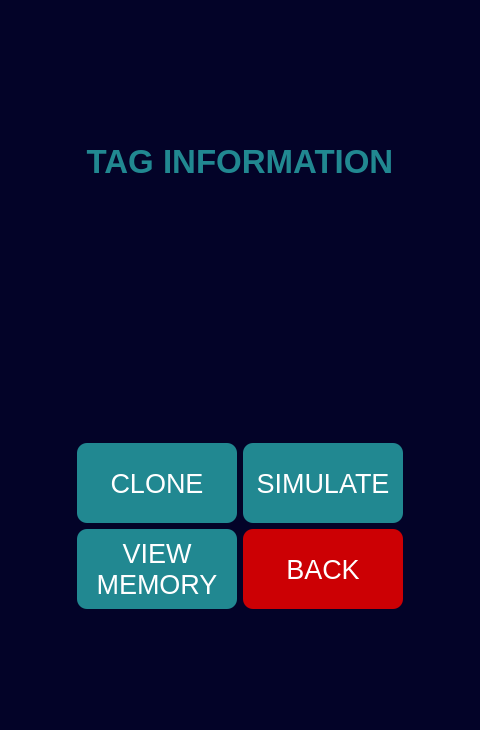
The window that app-gui.ui (javimarting/px3-app) describes before a commit, drawn with Qt 5.
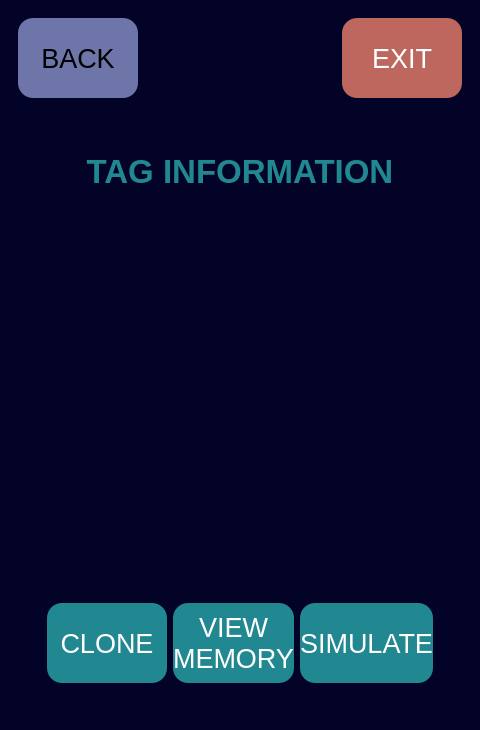
The same window after the commit. The open tabs and pages were chosen to show the change.

Commit message: changes in Proxmark class

What changed in the file:
```diff
--- a/app-gui.ui
+++ b/app-gui.ui
@@ -33,10 +33,112 @@
 </string>
   </property>
   <widget class="QWidget" name="centralwidget">
+   <property name="styleSheet">
+    <string notr="true">QPushButton {
+color: rgb(255, 255, 255);
+}</string>
+   </property>
    <layout class="QVBoxLayout" name="verticalLayout_13">
     <item>
      <layout class="QVBoxLayout" name="verticalLayout_8">
-      <item alignment="Qt::AlignHCenter|Qt::AlignVCenter">
+      <item>
+       <widget class="QWidget" name="backExitContainer" native="true">
+        <property name="minimumSize">
+         <size>
+          <width>0</width>
+          <height>0</height>
+         </size>
+        </property>
+        <layout class="QHBoxLayout" name="horizontalLayout_3">
+         <item>
+          <widget class="QPushButton" name="backButton">
+           <property name="minimumSize">
+            <size>
+             <width>120</width>
+             <height>80</height>
+            </size>
+           </property>
+           <property name="maximumSize">
+            <size>
+             <width>80</width>
+             <height>16777215</height>
+            </size>
+           </property>
+           <property name="font">
+            <font>
+             <pointsize>20</pointsize>
+            </font>
+           </property>
+           <property name="styleSheet">
+            <string notr="true">QPushButton {
+border-radius: 15;
+/*background-color: rgb(33, 136, 145);*/
+background-color: rgb(110, 117, 169);
+color: rgb(0, 0, 0);
+box-shadow: rgba(0, 0, 0, .2) 0 3px 5px -1px,rgba(0, 0, 0, .14) 0 6px 10px 0,rgba(0, 0, 0, .12) 0 1px 18px 0;
+}
+QPushButton:hover {
+background-color: rgb(28, 123, 130);
+}
+</string>
+           </property>
+           <property name="text">
+            <string>BACK</string>
+           </property>
+          </widget>
+         </item>
+         <item>
+          <spacer name="horizontalSpacer">
+           <property name="orientation">
+            <enum>Qt::Horizontal</enum>
+           </property>
+           <property name="sizeHint" stdset="0">
+            <size>
+             <width>40</width>
+             <height>20</height>
+            </size>
+           </property>
+          </spacer>
+         </item>
+         <item>
+          <widget class="QPushButton" name="exitButton">
+           <property name="sizePolicy">
+            <sizepolicy hsizetype="Minimum" vsizetype="Fixed">
+             <horstretch>0</horstretch>
+             <verstretch>0</verstretch>
+            </sizepolicy>
+           </property>
+           <property name="minimumSize">
+            <size>
+             <width>120</width>
+             <height>80</height>
+            </size>
+           </property>
+           <property name="maximumSize">
+            <size>
+             <width>80</width>
+             <height>16777215</height>
+            </size>
+           </property>
+           <property name="font">
+            <font>
+             <pointsize>20</pointsize>
+            </font>
+           </property>
+           <property name="styleSheet">
+            <string notr="true">border-radius: 15;
+/*background-color: rgb(160, 0, 0);*/
+background-color: rgb(190, 103, 94);</string>
+           </property>
+           <property name="text">
+            <string>EXIT</string>
+           </property>
+          </widget>
+         </item>
+        </layout>
+       </widget>
+      </item>
+      <item>
        <widget class="QStackedWidget" name="stackedWidget">
         <property name="sizePolicy">
          <sizepolicy hsizetype="Preferred" vsizetype="Preferred">
@@ -55,7 +157,7 @@
 background-color: rgb(33, 136, 145);
 /*background-color: rgb(25, 145, 190);*/
 color: rgb(255, 255, 255);
-border-radius: 10;
+border-radius: 15;
 font-size: 20pt;
 }
 QPushButton:hover {
@@ -256,6 +358,12 @@
              <layout class="QVBoxLayout" name="verticalLayout_14">
               <item>
                <widget class="QLabel" name="mifareTagInformationLabel">
+                <property name="sizePolicy">
+                 <sizepolicy hsizetype="Preferred" vsizetype="Fixed">
+                  <horstretch>0</horstretch>
+                  <verstretch>0</verstretch>
+                 </sizepolicy>
+                </property>
                 <property name="minimumSize">
                  <size>
                   <width>0</width>
@@ -282,6 +390,12 @@
               </item>
               <item>
                <widget class="QLabel" name="mifareTagResultsLabel">
+                <property name="sizePolicy">
+                 <sizepolicy hsizetype="Preferred" vsizetype="Preferred">
+                  <horstretch>0</horstretch>
+                  <verstretch>0</verstretch>
+                 </sizepolicy>
+                </property>
                 <property name="minimumSize">
                  <size>
                   <width>0</width>
@@ -308,12 +422,25 @@
                </widget>
               </item>
               <item>
-               <layout class="QGridLayout" name="gridLayout_2">
-                <item row="1" column="0">
+               <layout class="QHBoxLayout" name="horizontalLayout_2">
+                <item>
+                 <widget class="QPushButton" name="cloneMifareButton">
+                  <property name="minimumSize">
+                   <size>
+                    <width>120</width>
+                    <height>80</height>
+                   </size>
+                  </property>
+                  <property name="text">
+                   <string>CLONE</string>
+                  </property>
+                 </widget>
+                </item>
+                <item>
                  <widget class="QPushButton" name="viewMemoryMifareButton">
                   <property name="minimumSize">
                    <size>
-                    <width>160</width>
+                    <width>120</width>
                     <height>80</height>
                    </size>
                   </property>
@@ -323,40 +450,11 @@
                   </property>
                  </widget>
                 </item>
-                <item row="1" column="1">
-                 <widget class="QPushButton" name="backMifareButton">
-                  <property name="minimumSize">
-                   <size>
-                    <width>160</width>
-                    <height>80</height>
-                   </size>
-                  </property>
-                  <property name="styleSheet">
-                   <string notr="true">background-color: rgb(204, 0, 4);</string>
-                  </property>
-                  <property name="text">
-                   <string>BACK</string>
-                  </property>
-                 </widget>
-                </item>
-                <item row="0" column="0">
-                 <widget class="QPushButton" name="cloneMifareButton">
-                  <property name="minimumSize">
-                   <size>
-                    <width>160</width>
-                    <height>80</height>
-                   </size>
-                  </property>
-                  <property name="text">
-                   <string>CLONE</string>
-                  </property>
-                 </widget>
-                </item>
-                <item row="0" column="1">
+                <item>
                  <widget class="QPushButton" name="simulateMifareButton">
                   <property name="minimumSize">
                    <size>
-                    <width>160</width>
+                    <width>120</width>
                     <height>80</height>
                    </size>
                   </property>
@@ -672,6 +770,22 @@
       </item>
      </layout>
     </item>
+    <item>
+     <spacer name="verticalSpacer_3">
+      <property name="orientation">
+       <enum>Qt::Vertical</enum>
+      </property>
+      <property name="sizeType">
+       <enum>QSizePolicy::Fixed</enum>
+      </property>
+      <property name="sizeHint" stdset="0">
+       <size>
+        <width>20</width>
+        <height>20</height>
+       </size>
+      </property>
+     </spacer>
+    </item>
    </layout>
   </widget>
  </widget>
```
Left out of the diff: 242 changed lines with no effect on the pictures. The commit also changes 5 other files.
